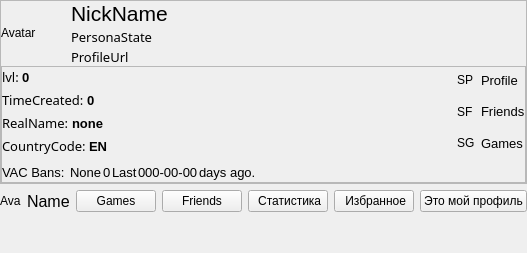
First picture: the form in AraSteamManager/MainSubForms/formprofile.ui, repository Arankir/AraSteamManager, before the edit.
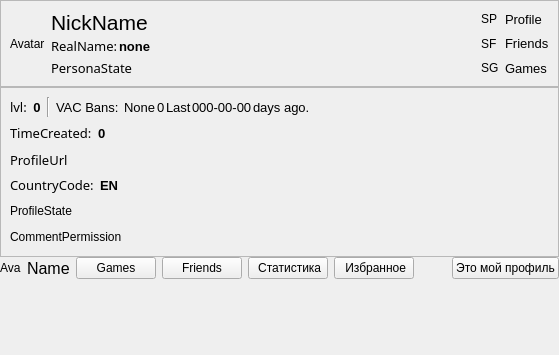
Second picture: the form after the edit.

Diff of the .ui file:
```diff
--- a/AraSteamManager/MainSubForms/formprofile.ui
+++ b/AraSteamManager/MainSubForms/formprofile.ui
@@ -6,14 +6,17 @@
    <rect>
     <x>0</x>
     <y>0</y>
-    <width>519</width>
-    <height>253</height>
+    <width>559</width>
+    <height>355</height>
    </rect>
   </property>
   <property name="windowTitle">
    <string>Form</string>
   </property>
-  <layout class="QVBoxLayout" name="verticalLayout_6">
+  <layout class="QVBoxLayout" name="verticalLayout_3">
+   <property name="spacing">
+    <number>0</number>
+   </property>
    <property name="leftMargin">
     <number>0</number>
    </property>
@@ -27,48 +30,16 @@
     <number>0</number>
    </property>
    <item>
-    <widget class="QFrame" name="FrameNormalInfo">
+    <widget class="QFrame" name="FrameProfileBaseInfo">
      <property name="frameShape">
       <enum>QFrame::StyledPanel</enum>
      </property>
      <property name="frameShadow">
       <enum>QFrame::Raised</enum>
      </property>
-     <layout class="QVBoxLayout" name="verticalLayout">
-      <property name="spacing">
-       <number>0</number>
-      </property>
-      <property name="leftMargin">
-       <number>0</number>
-      </property>
-      <property name="topMargin">
-       <number>0</number>
-      </property>
-      <property name="rightMargin">
-       <number>0</number>
-      </property>
-      <property name="bottomMargin">
-       <number>0</number>
-      </property>
-      <item>
-       <layout class="QHBoxLayout" name="horizontalLayout_8">
-        <property name="spacing">
-         <number>6</number>
-        </property>
+     <layout class="QHBoxLayout" name="horizontalLayout_15">
         <item>
          <widget class="QLabel" name="LabelAvatar">
-          <property name="minimumSize">
-           <size>
-            <width>64</width>
-            <height>64</height>
-           </size>
-          </property>
-          <property name="maximumSize">
-           <size>
-            <width>64</width>
-            <height>64</height>
-           </size>
-          </property>
           <property name="text">
            <string notr="true">Avatar</string>
           </property>
@@ -77,7 +48,7 @@
         <item>
          <layout class="QVBoxLayout" name="verticalLayout_2">
           <property name="spacing">
-           <number>0</number>
+         <number>1</number>
           </property>
           <item>
            <layout class="QHBoxLayout" name="horizontalLayout_7">
@@ -109,6 +80,56 @@
             </item>
            </layout>
           </item>
+        <item>
+         <layout class="QHBoxLayout" name="horizontalLayout_9">
+          <item>
+           <widget class="QLabel" name="LabelRealName">
+            <property name="sizePolicy">
+             <sizepolicy hsizetype="Preferred" vsizetype="Minimum">
+              <horstretch>0</horstretch>
+              <verstretch>0</verstretch>
+             </sizepolicy>
+            </property>
+            <property name="font">
+             <font>
+              <family>Ebrima</family>
+              <pointsize>10</pointsize>
+             </font>
+            </property>
+            <property name="text">
+             <string>RealName:</string>
+            </property>
+           </widget>
+          </item>
+          <item>
+           <widget class="QLabel" name="LabelRealNameValue">
+            <property name="font">
+             <font>
+              <pointsize>10</pointsize>
+              <weight>75</weight>
+              <bold>true</bold>
+             </font>
+            </property>
+            <property name="text">
+             <string notr="true">none</string>
+            </property>
+           </widget>
+          </item>
+          <item>
+           <spacer name="horizontalSpacer_9">
+            <property name="orientation">
+             <enum>Qt::Horizontal</enum>
+            </property>
+            <property name="sizeHint" stdset="0">
+             <size>
+              <width>40</width>
+              <height>20</height>
+             </size>
+            </property>
+           </spacer>
+          </item>
+         </layout>
+        </item>
           <item>
            <layout class="QHBoxLayout" name="horizontalLayout_6">
             <item>
@@ -151,294 +172,7 @@
             </item>
            </layout>
           </item>
-          <item>
-           <layout class="QHBoxLayout" name="horizontalLayout_5">
-            <item>
-             <widget class="QLabel" name="LabelProfileUrl">
-              <property name="maximumSize">
-               <size>
-                <width>16777215</width>
-                <height>16</height>
-               </size>
-              </property>
-              <property name="font">
-               <font>
-                <family>Ebrima</family>
-                <pointsize>10</pointsize>
-               </font>
-              </property>
-              <property name="text">
-               <string notr="true">ProfileUrl</string>
-              </property>
-              <property name="openExternalLinks">
-               <bool>true</bool>
-              </property>
-              <property name="textInteractionFlags">
-               <set>Qt::TextBrowserInteraction</set>
-              </property>
-             </widget>
-            </item>
-            <item>
-             <spacer name="horizontalSpacer_3">
-              <property name="orientation">
-               <enum>Qt::Horizontal</enum>
-              </property>
-              <property name="sizeHint" stdset="0">
-               <size>
-                <width>40</width>
-                <height>20</height>
-               </size>
-              </property>
-             </spacer>
-            </item>
-           </layout>
-          </item>
-         </layout>
-        </item>
-       </layout>
-      </item>
-      <item>
-       <widget class="QFrame" name="FrameMaximumInfo">
-        <property name="frameShape">
-         <enum>QFrame::StyledPanel</enum>
-        </property>
-        <property name="frameShadow">
-         <enum>QFrame::Raised</enum>
-        </property>
-        <layout class="QVBoxLayout" name="verticalLayout_3">
-         <property name="leftMargin">
-          <number>0</number>
-         </property>
-         <property name="topMargin">
-          <number>0</number>
-         </property>
-         <property name="rightMargin">
-          <number>0</number>
-         </property>
-         <property name="bottomMargin">
-          <number>0</number>
-         </property>
-         <item>
-          <layout class="QHBoxLayout" name="horizontalLayout_12">
-           <item>
-            <layout class="QVBoxLayout" name="verticalLayout_5">
-             <property name="spacing">
-              <number>3</number>
-             </property>
-             <item>
-              <layout class="QHBoxLayout" name="horizontalLayout_3">
-               <item>
-                <widget class="QLabel" name="Labellvl">
-                 <property name="sizePolicy">
-                  <sizepolicy hsizetype="Preferred" vsizetype="Minimum">
-                   <horstretch>0</horstretch>
-                   <verstretch>0</verstretch>
-                  </sizepolicy>
-                 </property>
-                 <property name="font">
-                  <font>
-                   <family>Ebrima</family>
-                   <pointsize>10</pointsize>
-                  </font>
-                 </property>
-                 <property name="text">
-                  <string>lvl:</string>
-                 </property>
-                </widget>
-               </item>
-               <item>
-                <widget class="QLabel" name="LabellvlValue">
-                 <property name="font">
-                  <font>
-                   <pointsize>10</pointsize>
-                   <weight>75</weight>
-                   <bold>true</bold>
-                  </font>
-                 </property>
-                 <property name="text">
-                  <string notr="true">0</string>
-                 </property>
-                </widget>
-               </item>
-               <item>
-                <spacer name="horizontalSpacer_2">
-                 <property name="orientation">
-                  <enum>Qt::Horizontal</enum>
-                 </property>
-                 <property name="sizeHint" stdset="0">
-                  <size>
-                   <width>40</width>
-                   <height>20</height>
-                  </size>
-                 </property>
-                </spacer>
-               </item>
-              </layout>
-             </item>
-             <item>
-              <layout class="QHBoxLayout" name="horizontalLayout_4">
-               <item>
-                <widget class="QLabel" name="LabelTimeCreated">
-                 <property name="sizePolicy">
-                  <sizepolicy hsizetype="Preferred" vsizetype="Minimum">
-                   <horstretch>0</horstretch>
-                   <verstretch>0</verstretch>
-                  </sizepolicy>
-                 </property>
-                 <property name="font">
-                  <font>
-                   <family>Ebrima</family>
-                   <pointsize>10</pointsize>
-                  </font>
-                 </property>
-                 <property name="text">
-                  <string>TimeCreated:</string>
-                 </property>
-                </widget>
-               </item>
-               <item>
-                <widget class="QLabel" name="LabelTimeCreatedValue">
-                 <property name="font">
-                  <font>
-                   <pointsize>10</pointsize>
-                   <weight>75</weight>
-                   <bold>true</bold>
-                  </font>
-                 </property>
-                 <property name="text">
-                  <string notr="true">0</string>
-                 </property>
-                </widget>
-               </item>
-               <item>
-                <spacer name="horizontalSpacer_8">
-                 <property name="orientation">
-                  <enum>Qt::Horizontal</enum>
-                 </property>
-                 <property name="sizeHint" stdset="0">
-                  <size>
-                   <width>40</width>
-                   <height>20</height>
-                  </size>
-                 </property>
-                </spacer>
-               </item>
-              </layout>
-             </item>
-             <item>
-              <layout class="QHBoxLayout" name="horizontalLayout_9">
-               <item>
-                <widget class="QLabel" name="LabelRealName">
-                 <property name="sizePolicy">
-                  <sizepolicy hsizetype="Preferred" vsizetype="Minimum">
-                   <horstretch>0</horstretch>
-                   <verstretch>0</verstretch>
-                  </sizepolicy>
-                 </property>
-                 <property name="font">
-                  <font>
-                   <family>Ebrima</family>
-                   <pointsize>10</pointsize>
-                  </font>
-                 </property>
-                 <property name="text">
-                  <string>RealName:</string>
-                 </property>
-                </widget>
-               </item>
-               <item>
-                <widget class="QLabel" name="LabelRealNameValue">
-                 <property name="font">
-                  <font>
-                   <pointsize>10</pointsize>
-                   <weight>75</weight>
-                   <bold>true</bold>
-                  </font>
-                 </property>
-                 <property name="text">
-                  <string notr="true">none</string>
-                 </property>
-                </widget>
-               </item>
-               <item>
-                <spacer name="horizontalSpacer_9">
-                 <property name="orientation">
-                  <enum>Qt::Horizontal</enum>
-                 </property>
-                 <property name="sizeHint" stdset="0">
-                  <size>
-                   <width>40</width>
-                   <height>20</height>
-                  </size>
-                 </property>
-                </spacer>
-               </item>
-              </layout>
-             </item>
-             <item>
-              <layout class="QHBoxLayout" name="horizontalLayout_11">
-               <item>
-                <widget class="QLabel" name="LabelLocCountryCode">
-                 <property name="sizePolicy">
-                  <sizepolicy hsizetype="Preferred" vsizetype="Minimum">
-                   <horstretch>0</horstretch>
-                   <verstretch>0</verstretch>
-                  </sizepolicy>
-                 </property>
-                 <property name="font">
-                  <font>
-                   <family>Ebrima</family>
-                   <pointsize>10</pointsize>
-                  </font>
-                 </property>
-                 <property name="text">
-                  <string>CountryCode:</string>
-                 </property>
-                </widget>
-               </item>
-               <item>
-                <widget class="QLabel" name="LabelLocCountryCodeValue">
-                 <property name="font">
-                  <font>
-                   <pointsize>10</pointsize>
-                   <weight>75</weight>
-                   <bold>true</bold>
-                  </font>
-                 </property>
-                 <property name="text">
-                  <string notr="true">EN</string>
-                 </property>
-                </widget>
-               </item>
-               <item>
-                <spacer name="horizontalSpacer_10">
-                 <property name="orientation">
-                  <enum>Qt::Horizontal</enum>
-                 </property>
-                 <property name="sizeHint" stdset="0">
-                  <size>
-                   <width>40</width>
-                   <height>20</height>
-                  </size>
-                 </property>
-                </spacer>
-               </item>
-              </layout>
-             </item>
-            </layout>
-           </item>
-           <item>
-            <spacer name="horizontalSpacer_5">
-             <property name="orientation">
-              <enum>Qt::Horizontal</enum>
-             </property>
-             <property name="sizeHint" stdset="0">
-              <size>
-               <width>40</width>
-               <height>20</height>
-              </size>
-             </property>
-            </spacer>
+       </layout>
            </item>
            <item>
             <layout class="QHBoxLayout" name="horizontalLayout_2">
@@ -528,6 +262,70 @@
             </layout>
            </item>
           </layout>
+    </widget>
+   </item>
+   <item>
+    <widget class="QFrame" name="FrameProfileMaximumInfo">
+     <property name="frameShape">
+      <enum>QFrame::StyledPanel</enum>
+     </property>
+     <property name="frameShadow">
+      <enum>QFrame::Raised</enum>
+     </property>
+     <layout class="QHBoxLayout" name="horizontalLayout_14">
+      <item>
+       <layout class="QVBoxLayout" name="verticalLayout">
+        <item>
+         <layout class="QHBoxLayout" name="horizontalLayout_13">
+          <item>
+           <layout class="QHBoxLayout" name="horizontalLayout_3">
+            <item>
+             <widget class="QLabel" name="Labellvl">
+              <property name="sizePolicy">
+               <sizepolicy hsizetype="Preferred" vsizetype="Minimum">
+                <horstretch>0</horstretch>
+                <verstretch>0</verstretch>
+               </sizepolicy>
+              </property>
+              <property name="font">
+               <font>
+                <family>Ebrima</family>
+                <pointsize>10</pointsize>
+               </font>
+              </property>
+              <property name="text">
+               <string>lvl:</string>
+              </property>
+             </widget>
+            </item>
+            <item>
+             <widget class="QLabel" name="LabellvlValue">
+              <property name="font">
+               <font>
+                <pointsize>10</pointsize>
+                <weight>75</weight>
+                <bold>true</bold>
+               </font>
+              </property>
+              <property name="text">
+               <string notr="true">0</string>
+              </property>
+              <property name="alignment">
+               <set>Qt::AlignCenter</set>
+              </property>
+              <property name="margin">
+               <number>5</number>
+              </property>
+             </widget>
+            </item>
+           </layout>
+          </item>
+          <item>
+           <widget class="Line" name="line">
+            <property name="orientation">
+             <enum>Qt::Vertical</enum>
+            </property>
+           </widget>
          </item>
          <item>
           <layout class="QHBoxLayout" name="horizontalLayout_10">
@@ -628,7 +426,211 @@
           </layout>
          </item>
         </layout>
-       </widget>
+        </item>
+        <item>
+         <layout class="QHBoxLayout" name="horizontalLayout_4">
+          <item>
+           <widget class="QLabel" name="LabelTimeCreated">
+            <property name="sizePolicy">
+             <sizepolicy hsizetype="Preferred" vsizetype="Minimum">
+              <horstretch>0</horstretch>
+              <verstretch>0</verstretch>
+             </sizepolicy>
+            </property>
+            <property name="font">
+             <font>
+              <family>Ebrima</family>
+              <pointsize>10</pointsize>
+             </font>
+            </property>
+            <property name="text">
+             <string>TimeCreated:</string>
+            </property>
+           </widget>
+          </item>
+          <item>
+           <widget class="QLabel" name="LabelTimeCreatedValue">
+            <property name="font">
+             <font>
+              <pointsize>10</pointsize>
+              <weight>75</weight>
+              <bold>true</bold>
+             </font>
+            </property>
+            <property name="text">
+             <string notr="true">0</string>
+            </property>
+           </widget>
+          </item>
+          <item>
+           <spacer name="horizontalSpacer_8">
+            <property name="orientation">
+             <enum>Qt::Horizontal</enum>
+            </property>
+            <property name="sizeHint" stdset="0">
+             <size>
+              <width>40</width>
+              <height>20</height>
+             </size>
+            </property>
+           </spacer>
+          </item>
+         </layout>
+        </item>
+        <item>
+         <layout class="QHBoxLayout" name="horizontalLayout_5">
+          <item>
+           <widget class="QLabel" name="LabelProfileUrl">
+            <property name="maximumSize">
+             <size>
+              <width>16777215</width>
+              <height>16</height>
+             </size>
+            </property>
+            <property name="font">
+             <font>
+              <family>Ebrima</family>
+              <pointsize>10</pointsize>
+             </font>
+            </property>
+            <property name="text">
+             <string notr="true">ProfileUrl</string>
+            </property>
+            <property name="openExternalLinks">
+             <bool>true</bool>
+            </property>
+            <property name="textInteractionFlags">
+             <set>Qt::TextBrowserInteraction</set>
+            </property>
+           </widget>
+          </item>
+          <item>
+           <spacer name="horizontalSpacer_3">
+            <property name="orientation">
+             <enum>Qt::Horizontal</enum>
+            </property>
+            <property name="sizeHint" stdset="0">
+             <size>
+              <width>40</width>
+              <height>20</height>
+             </size>
+            </property>
+           </spacer>
+          </item>
+         </layout>
+        </item>
+        <item>
+         <layout class="QHBoxLayout" name="horizontalLayout_11">
+          <item>
+           <widget class="QLabel" name="LabelLocCountryCode">
+            <property name="sizePolicy">
+             <sizepolicy hsizetype="Preferred" vsizetype="Minimum">
+              <horstretch>0</horstretch>
+              <verstretch>0</verstretch>
+             </sizepolicy>
+            </property>
+            <property name="font">
+             <font>
+              <family>Ebrima</family>
+              <pointsize>10</pointsize>
+             </font>
+            </property>
+            <property name="text">
+             <string>CountryCode:</string>
+            </property>
+           </widget>
+          </item>
+          <item>
+           <widget class="QLabel" name="LabelLocCountryCodeValue">
+            <property name="font">
+             <font>
+              <pointsize>10</pointsize>
+              <weight>75</weight>
+              <bold>true</bold>
+             </font>
+            </property>
+            <property name="text">
+             <string notr="true">EN</string>
+            </property>
+           </widget>
+          </item>
+          <item>
+           <spacer name="horizontalSpacer_10">
+            <property name="orientation">
+             <enum>Qt::Horizontal</enum>
+            </property>
+            <property name="sizeHint" stdset="0">
+             <size>
+              <width>40</width>
+              <height>20</height>
+             </size>
+            </property>
+           </spacer>
+          </item>
+         </layout>
+        </item>
+        <item>
+         <layout class="QHBoxLayout" name="horizontalLayout_12">
+          <item>
+           <widget class="QLabel" name="LabelProfileState">
+            <property name="text">
+             <string>ProfileState</string>
+            </property>
+           </widget>
+          </item>
+          <item>
+           <spacer name="horizontalSpacer_11">
+            <property name="orientation">
+             <enum>Qt::Horizontal</enum>
+            </property>
+            <property name="sizeHint" stdset="0">
+             <size>
+              <width>40</width>
+              <height>20</height>
+             </size>
+            </property>
+           </spacer>
+          </item>
+         </layout>
+        </item>
+        <item>
+         <layout class="QHBoxLayout" name="horizontalLayout_8">
+          <item>
+           <widget class="QLabel" name="LabelCommentPermission">
+            <property name="text">
+             <string>CommentPermission</string>
+            </property>
+           </widget>
+          </item>
+          <item>
+           <spacer name="horizontalSpacer_12">
+            <property name="orientation">
+             <enum>Qt::Horizontal</enum>
+            </property>
+            <property name="sizeHint" stdset="0">
+             <size>
+              <width>40</width>
+              <height>20</height>
+             </size>
+            </property>
+           </spacer>
+          </item>
+         </layout>
+        </item>
+       </layout>
+      </item>
+      <item>
+       <spacer name="horizontalSpacer_5">
+        <property name="orientation">
+         <enum>Qt::Horizontal</enum>
+        </property>
+        <property name="sizeHint" stdset="0">
+         <size>
+          <width>185</width>
+          <height>20</height>
+         </size>
+        </property>
+       </spacer>
       </item>
      </layout>
     </widget>
```
Lines whose indentation alone changed are shown as unchanged.
